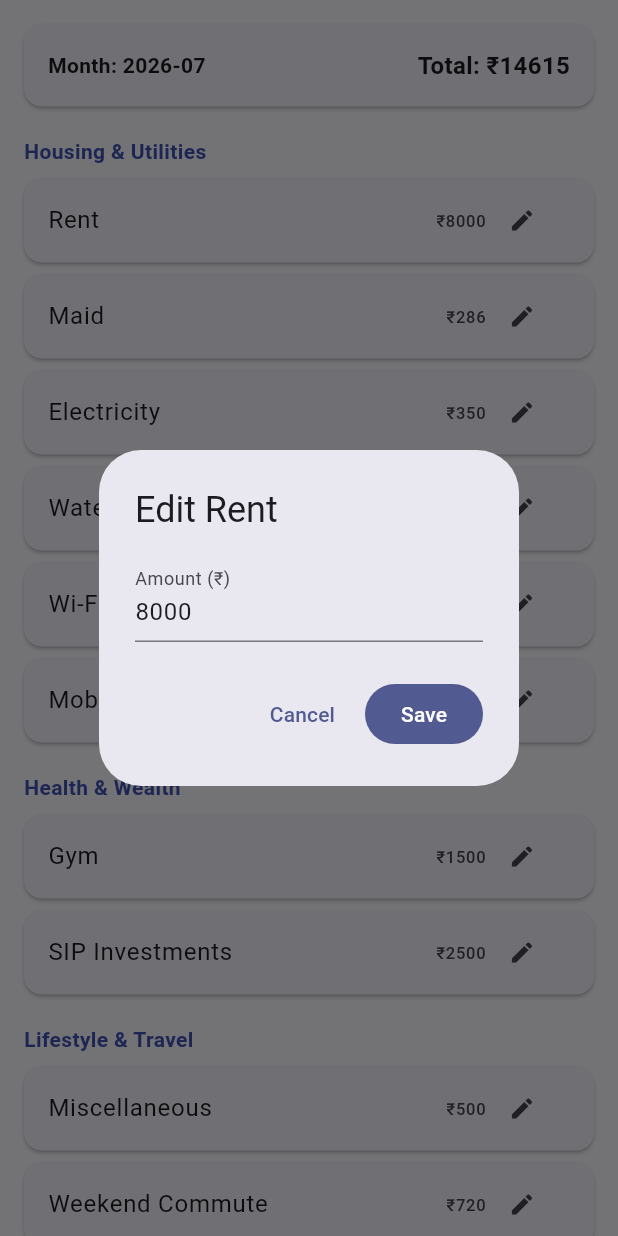
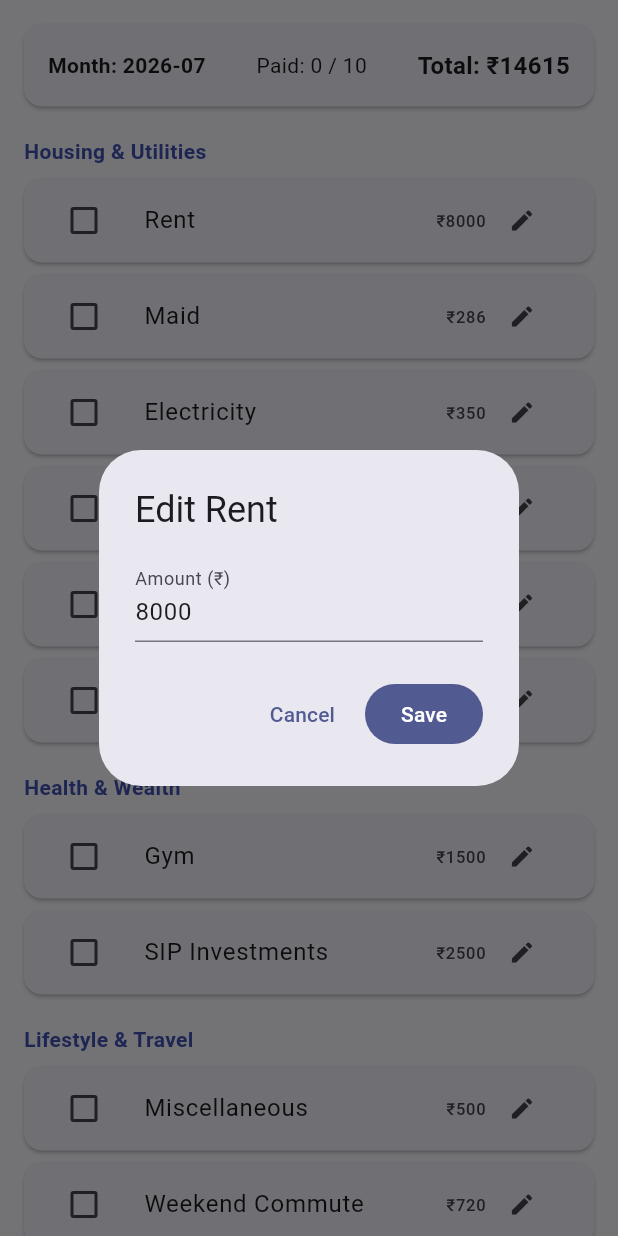
Before and after one commit to Pranso141/my_life_app, a Flutter app: the RecurringExpensesScreen screen opened directly, after a tap on the "edit" icon, on a phone screen of 412 x 824 dp. Run offline on Flutter 3.47's test engine with Material 3 defaults, Android fonts, the phone set to English and light mode, and no system bars; our stand-ins replace shared_preferences; accounts and stored records are empty.

Commit message:
Update recurring_expenses.dart

```diff
--- a/lib/recurring_expenses.dart
+++ b/lib/recurring_expenses.dart
@@ -31,8 +31,10 @@ class RecurringExpensesScreen extends StatefulWidget {
 }
 
 class _RecurringExpensesScreenState extends State<RecurringExpensesScreen> {
-  static const _storageKey = 'recurring_expenses_by_month'; // monthKey -> {name: amount}
+  static const _storageKey = 'recurring_expenses_by_month';
+  static const _paidKey = 'recurring_paid_by_month';
   Map<String, Map<String, double>> _byMonth = {};
+  Map<String, Map<String, bool>> _paidByMonth = {};
   bool _loading = true;
 
   String get _currentMonthKey => DateFormat('yyyy-MM').format(DateTime.now());
@@ -51,7 +53,6 @@ class _RecurringExpensesScreenState extends State<RecurringExpensesScreen> {
       final m = jsonDecode(raw) as Map<String, dynamic>;
       data = m.map((k, v) => MapEntry(k, (v as Map<String, dynamic>).map((k2, v2) => MapEntry(k2, (v2 as num).toDouble()))));
     }
-    // Auto-create current month using device clock, defaulting to last month's values if present, else defaults.
     if (!data.containsKey(_currentMonthKey)) {
       final months = data.keys.toList()..sort();
       final lastMonth = months.isNotEmpty ? data[months.last] : null;
@@ -60,8 +61,20 @@ class _RecurringExpensesScreenState extends State<RecurringExpensesScreen> {
       };
       await _saveAll(data);
     }
+    final paidRaw = prefs.getString(_paidKey);
+    Map<String, Map<String, bool>> paidData = {};
+    if (paidRaw != null) {
+      final m = jsonDecode(paidRaw) as Map<String, dynamic>;
+      paidData = m.map((k, v) => MapEntry(k, (v as Map<String, dynamic>).map((k2, v2) => MapEntry(k2, v2 as bool))));
+    }
+    if (!paidData.containsKey(_currentMonthKey)) {
+      paidData[_currentMonthKey] = {for (final item in kRecurringItems) item.name: false};
+      await _savePaid(paidData);
+    }
+
     setState(() {
       _byMonth = data;
+      _paidByMonth = paidData;
       _loading = false;
     });
   }
@@ -69,6 +82,19 @@ class _RecurringExpensesScreenState extends State<RecurringExpensesScreen> {
   Future<void> _saveAll(Map<String, Map<String, double>> data) async {
     final prefs = await SharedPreferences.getInstance();
     await prefs.setString(_storageKey, jsonEncode(data));
+  }
+
+  Future<void> _savePaid(Map<String, Map<String, bool>> data) async {
+    final prefs = await SharedPreferences.getInstance();
+    await prefs.setString(_paidKey, jsonEncode(data));
+  }
+
+  void _togglePaid(String name) {
+    setState(() {
+      final monthMap = _paidByMonth.putIfAbsent(_currentMonthKey, () => {});
+      monthMap[name] = !(monthMap[name] ?? false);
+    });
+    _savePaid(_paidByMonth);
   }
 
   void _editAmount(String name) {
@@ -115,6 +141,7 @@ class _RecurringExpensesScreenState extends State<RecurringExpensesScreen> {
                 mainAxisAlignment: MainAxisAlignment.spaceBetween,
                 children: [
                   Text('Month: $_currentMonthKey', style: const TextStyle(fontWeight: FontWeight.bold)),
+                  Text('Paid: ${_paidByMonth[_currentMonthKey]?.values.where((v) => v).length ?? 0} / ${kRecurringItems.length}'),
                   Text('Total: ₹${total.toStringAsFixed(0)}', style: const TextStyle(fontWeight: FontWeight.bold, fontSize: 16)),
                 ],
               ),
@@ -127,9 +154,17 @@ class _RecurringExpensesScreenState extends State<RecurringExpensesScreen> {
             ),
             ...kRecurringItems.where((i) => i.category == cat).map((item) {
               final amount = current[item.name] ?? item.defaultAmount;
+              final paid = _paidByMonth[_currentMonthKey]?[item.name] ?? false;
               return Card(
                 child: ListTile(
-                  title: Text(item.name),
+                  leading: Checkbox(value: paid, onChanged: (_) => _togglePaid(item.name)),
+                  title: Text(
+                    item.name,
+                    style: TextStyle(
+                      decoration: paid ? TextDecoration.lineThrough : null,
+                      color: paid ? Colors.grey : null,
+                    ),
+                  ),
                   trailing: Row(mainAxisSize: MainAxisSize.min, children: [
                     Text('₹${amount.toStringAsFixed(0)}'),
                     IconButton(icon: const Icon(Icons.edit, size: 18), onPressed: () => _editAmount(item.name)),
```
